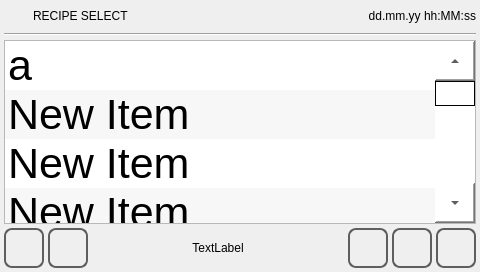
Old version of the form qt_templates/ATCM-template-project/recipe_select.ui in the repository MECTsrl/mect_plugins.
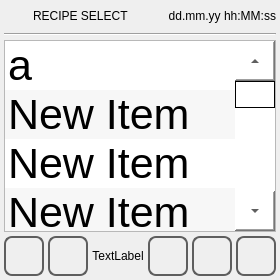
New version of the form. Icons and pictures are not drawn.

```diff
--- a/qt_templates/ATCM-template-project/recipe_select.ui
+++ b/qt_templates/ATCM-template-project/recipe_select.ui
@@ -6,8 +6,7 @@
    <rect>
     <x>0</x>
     <y>0</y>
-    <width>480</width>
-    <height>272</height>
+    %Model%
    </rect>
   </property>
   <property name="minimumSize">
```
